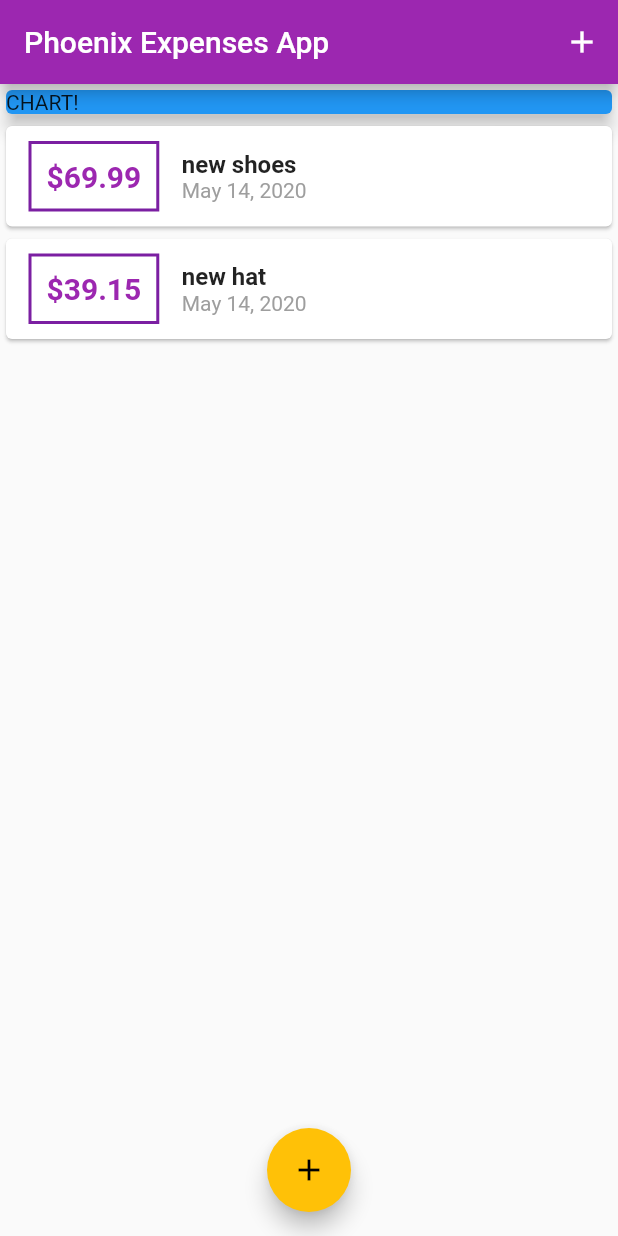
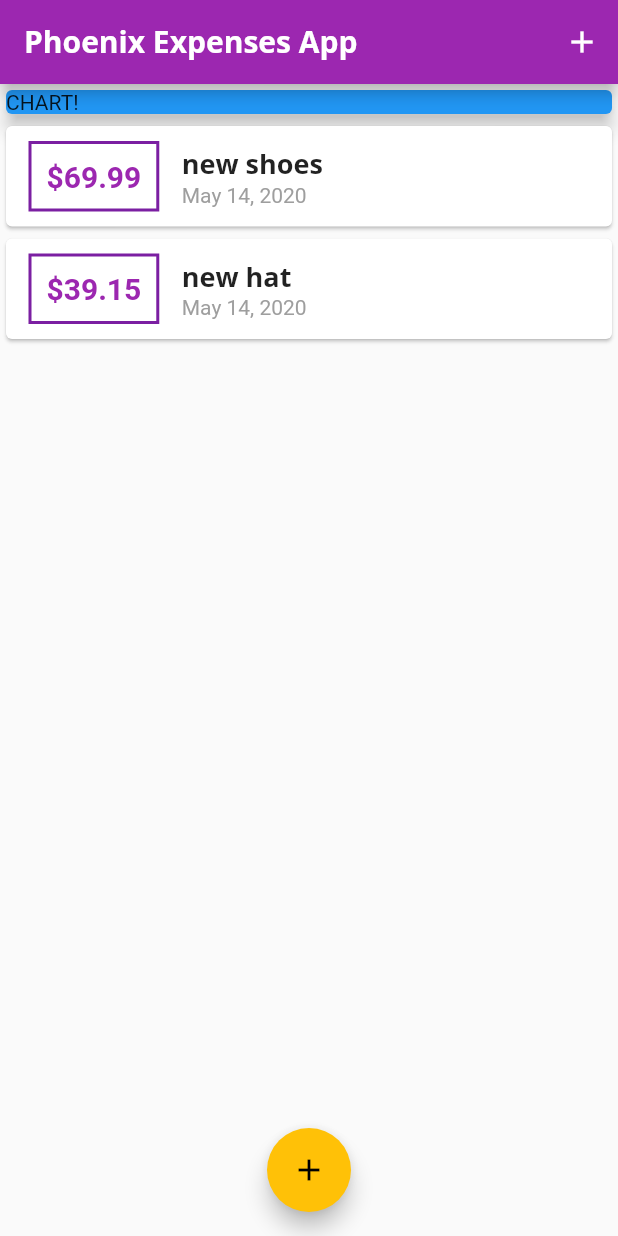
Before and after one commit to Jitgitbit/flutter_exercise_two, a Flutter app: the screen it shows after launch, on a phone screen of 412 x 824 dp. Run offline on Flutter 3.47's test engine with Material 2 defaults, Android fonts, the phone set to English and light mode, and no system bars.

Commit message:
Custom Fonts & Working with Text Themes

```diff
--- a/lib/main.dart
+++ b/lib/main.dart
@@ -15,6 +15,23 @@ class MyApp extends StatelessWidget {
       theme: ThemeData(
         primarySwatch: Colors.purple,
         accentColor: Colors.amber,
+        fontFamily: 'Quicksand',
+        textTheme: ThemeData.light().textTheme.copyWith(
+          title: TextStyle(
+            fontFamily: 'OpenSans',
+            fontSize: 18,
+            fontWeight: FontWeight.bold,
+          ),
+        ),
+        appBarTheme: AppBarTheme(
+          textTheme: ThemeData.light().textTheme.copyWith(
+            title: TextStyle(
+              fontFamily: 'OpenSans',
+              fontSize: 20,
+              fontWeight: FontWeight.bold,
+            ),
+          ),
+        ),
       ),
       home: MyHomePage(),
     );
--- a/lib/widgets/transaction_list.dart
+++ b/lib/widgets/transaction_list.dart
@@ -40,8 +40,8 @@ class TransactionList extends StatelessWidget {
                   children: <Widget>[
                     Text(
                       transactions[index].title,
-                      style:
-                          TextStyle(fontSize: 16, fontWeight: FontWeight.bold),
+                      // style: TextStyle(fontSize: 16, fontWeight: FontWeight.bold),
+                      style: Theme.of(context).textTheme.title,
                     ),
                     Text(
                       DateFormat.yMMMd().format(transactions[index].date),
```
